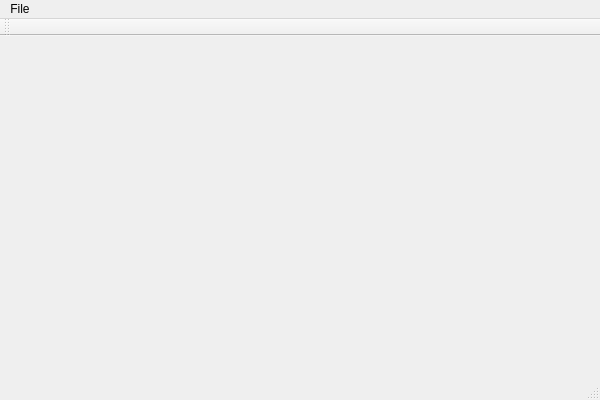
Above: MultilinearFaceRecon/multilinearfacerecon.ui from phg1024/MultilinearFaceRecon before the change. Below: the same form after it.
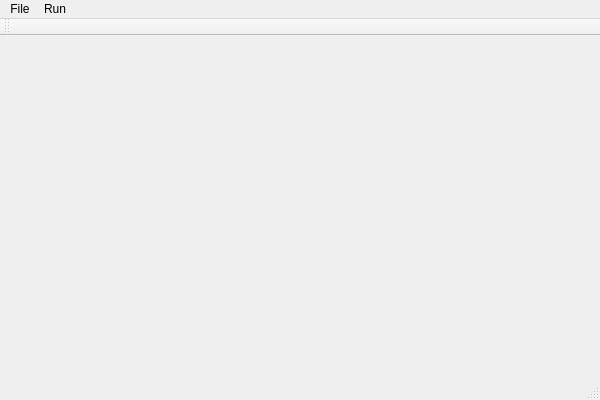
That is the form after the change.

Diff of the .ui file:
```diff
--- a/MultilinearFaceRecon/multilinearfacerecon.ui
+++ b/MultilinearFaceRecon/multilinearfacerecon.ui
@@ -29,7 +29,14 @@
     </property>
     <addaction name="actionLoad_Target"/>
    </widget>
+   <widget class="QMenu" name="menuRun">
+    <property name="title">
+     <string>Run</string>
+    </property>
+    <addaction name="actionFit"/>
+   </widget>
    <addaction name="menuFile"/>
+   <addaction name="menuRun"/>
   </widget>
   <widget class="QToolBar" name="mainToolBar">
    <attribute name="toolBarArea">
```
Left out of the diff: 5 changed lines with no effect on the pictures.
